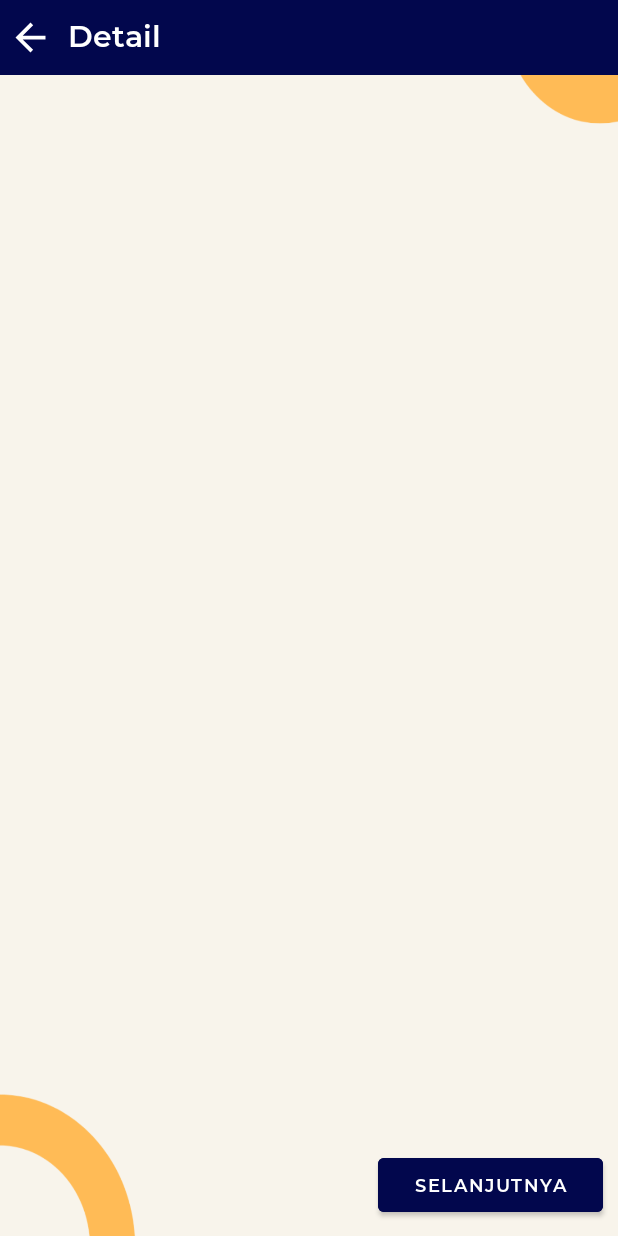
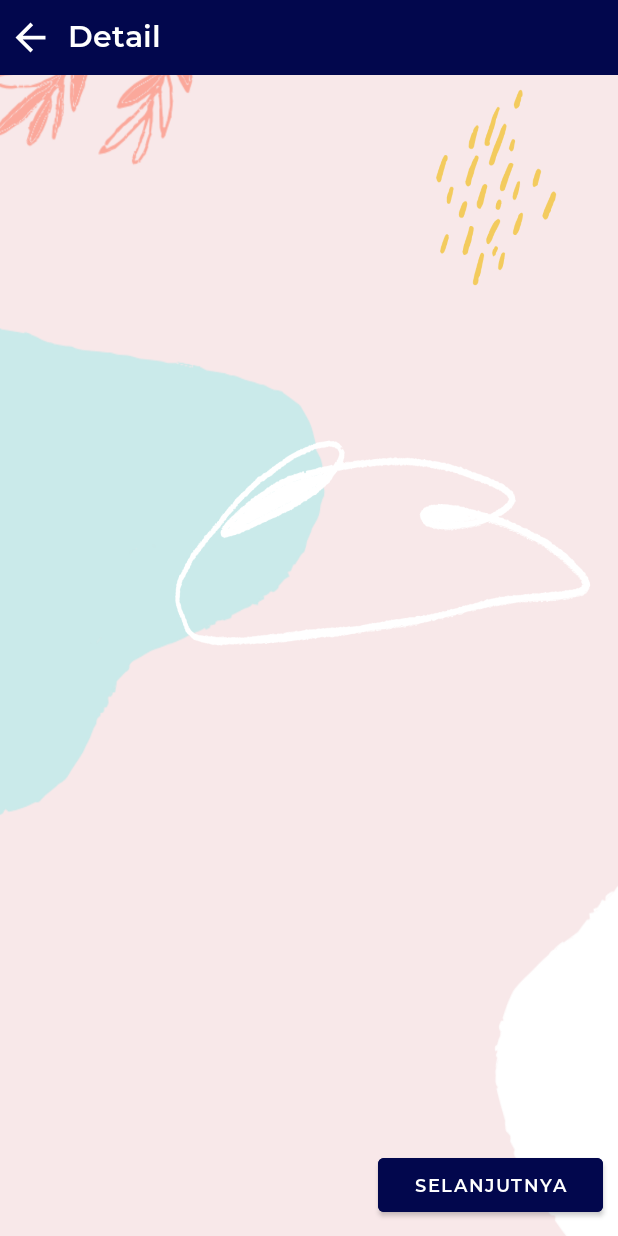
Before and after one commit to Akbaraadis/MengenalTumbuhan, an Android app: the DetailActivity screen opened directly, with no data from a screen before it, on a phone screen of 412 x 824 dp. Run offline under Robolectric (Android 15) with nearby library versions, the phone set to English and light mode, and no system bars; pictures from the network do not load.

Commit message:
added design background

```diff
--- a/app/src/main/res/layout/activity_detail.xml
+++ b/app/src/main/res/layout/activity_detail.xml
@@ -5,7 +5,7 @@
     android:layout_width="match_parent"
     android:layout_height="match_parent"
     tools:context=".ui.detail.DetailActivity"
-    android:background="@drawable/bg_main">
+    android:background="@drawable/bg_main4">
 
     <ImageView
         android:id="@+id/iv_detail_actionbar"
--- a/app/src/main/res/layout/activity_main.xml
+++ b/app/src/main/res/layout/activity_main.xml
@@ -5,7 +5,7 @@
     android:layout_width="match_parent"
     android:layout_height="match_parent"
     tools:context=".ui.main.MainActivity"
-    android:background="@drawable/bg_main2">
+    android:background="@drawable/bg_main5">
 
     <TextView
         android:id="@+id/main_tv_materi"
--- a/app/src/main/res/layout/activity_video.xml
+++ b/app/src/main/res/layout/activity_video.xml
@@ -5,7 +5,7 @@
     android:layout_width="match_parent"
     android:layout_height="match_parent"
     tools:context=".ui.video.VideoActivity"
-    android:background="@drawable/bg_main">
+    android:background="@drawable/bg_main4">
 
     <TextView
         android:id="@+id/video_text"
```
Also changed, not shown: app/src/main/res/drawable/bg_main3.png (added), app/src/main/res/drawable/bg_main4.png (added), app/src/main/res/drawable/bg_main5.png (added), app/src/main/res/drawable/bg_main6.png (added).
